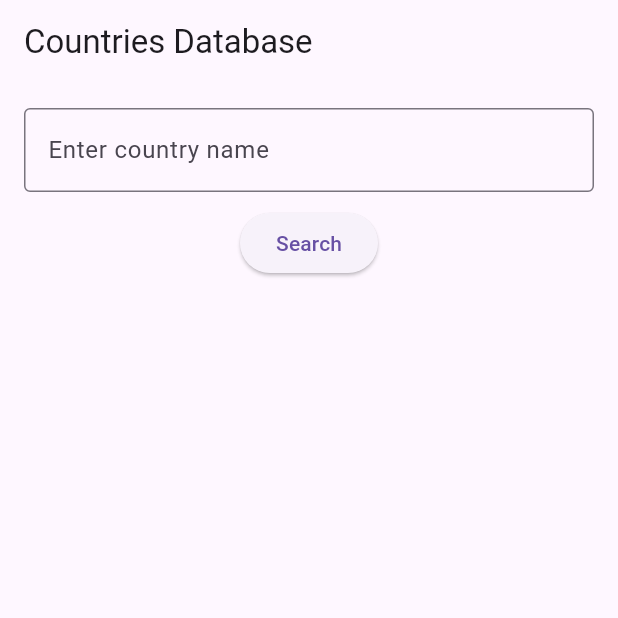
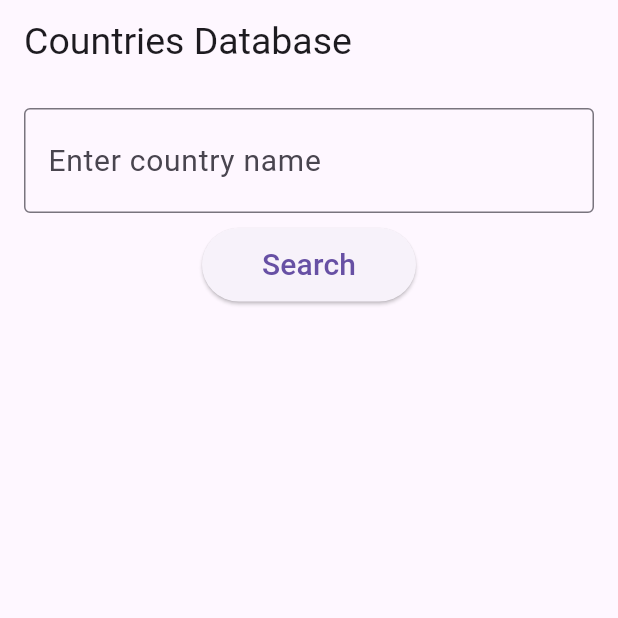
Before and after one commit to VinayPapnoi/BRL_Task_2_-Country-Database-, a Flutter app: the screen it shows after launch, on a phone screen of 412 x 824 dp, the top half of it. Run offline on Flutter 3.47's test engine with Material 3 defaults, Android fonts, the phone set to English and light mode, and no system bars.

Commit message:
added a few very basic ui features

```diff
--- a/lib/screens/home_screen.dart
+++ b/lib/screens/home_screen.dart
@@ -41,36 +41,64 @@ class _HomeScreenState extends State<HomeScreen> {
   @override
   Widget build(BuildContext context) {
     return Scaffold(
-      appBar: AppBar(title: const Text('Countries Database')),
+      appBar: AppBar(
+        title: const Text('Countries Database', style: TextStyle(fontSize: 25)),
+      ),
       body: Padding(
         padding: const EdgeInsets.all(16),
+        child: Center(
           child: Column(
             children: [
               TextField(
                 controller: _controller,
+                style: const TextStyle(fontSize: 25),
                 decoration: const InputDecoration(
                   labelText: 'Enter country name',
+                  labelStyle: TextStyle(fontSize: 20),
                   border: OutlineInputBorder(),
                 ),
               ),
               const SizedBox(height: 10),
               ElevatedButton(
                 onPressed: _searchCountry,
-              child: const Text('Search'),
+                style: ElevatedButton.styleFrom(
+                  padding: const EdgeInsets.symmetric(
+                    horizontal: 40,
+                    vertical: 10,
+                  ),
+                ),
+                child: const Text(style: TextStyle(fontSize: 20), 'Search'),
               ),
               const SizedBox(height: 20),
               if (_error.isNotEmpty)
-              Text(_error, style: const TextStyle(color: Colors.red)),
+                Text(
+                  _error,
+                  style: const TextStyle(
+                    fontWeight: FontWeight.bold,
+                    color: Color.fromARGB(255, 255, 17, 0),
+                    fontSize: 40,
+                  ),
+                ),
               if (_country != null) ...[
                 if (_country!.flagUrl.isNotEmpty)
-                Image.network(_country!.flagUrl, height: 100),
+                  Image.network(_country!.flagUrl, height: 150),
                 const SizedBox(height: 10),
-              Text('Name: ${_country!.name}'),
-              Text('Capital: ${_country!.capital}'),
-              Text('Region: ${_country!.region}'),
-              Text('Population: ${_country!.population}'),
-            ]
+                Text(style: TextStyle(fontSize: 22), 'Name: ${_country!.name}'),
+                Text(
+                  style: TextStyle(fontSize: 22),
+                  'Capital: ${_country!.capital}',
+                ),
+                Text(
+                  style: TextStyle(fontSize: 22),
+                  'Region: ${_country!.region}',
+                ),
+                Text(
+                  style: TextStyle(fontSize: 22),
+                  'Population: ${_country!.population}',
+                ),
               ],
+            ],
+          ),
         ),
       ),
     );
```
Lines whose indentation alone changed are shown as unchanged.
